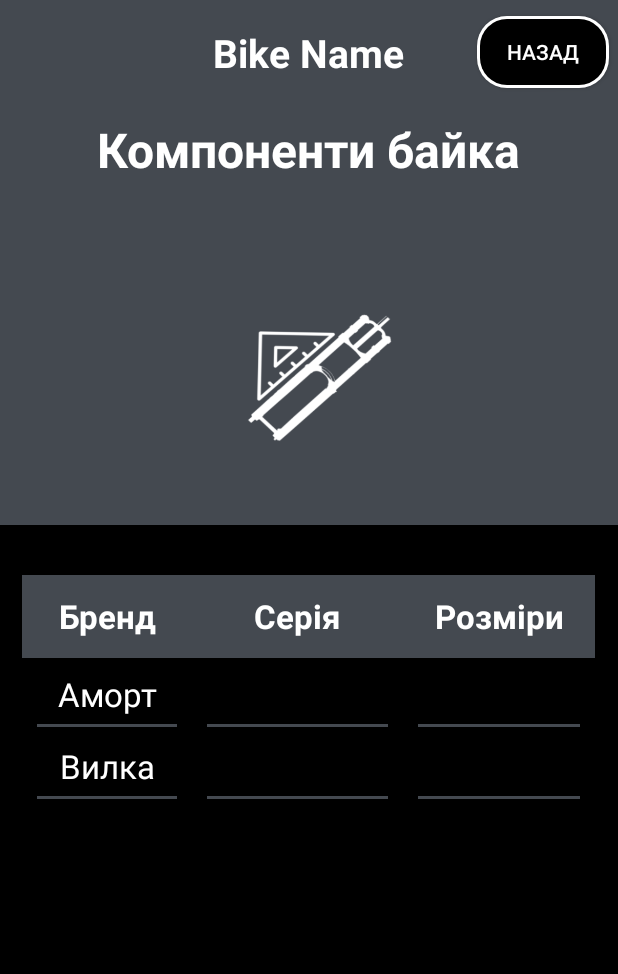
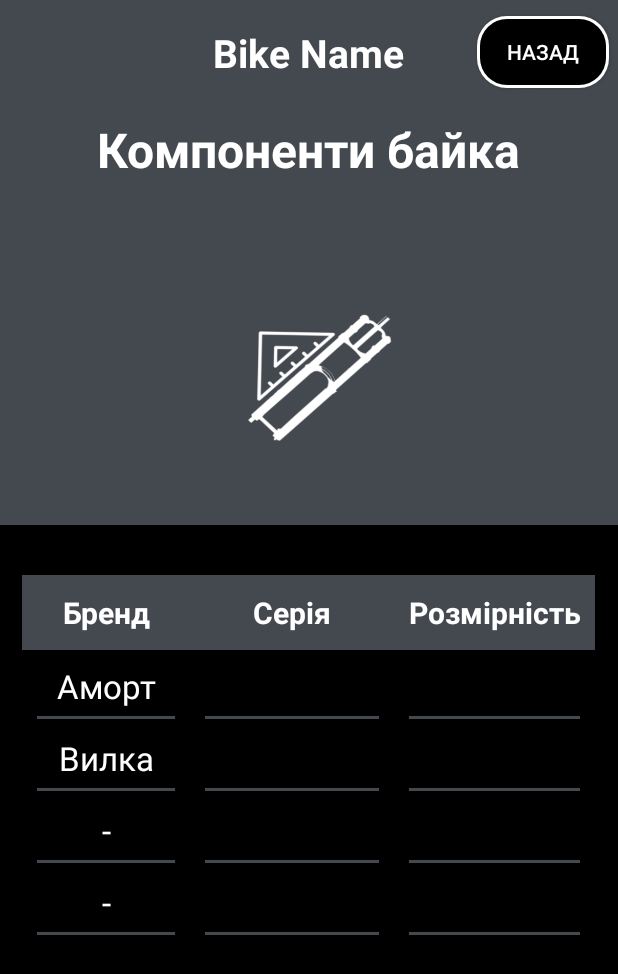
Before and after one commit to Georgesender/subproject, an Android app: the ActComponentsGeometry screen opened directly, with no data from a screen before it, on a phone screen of 412 x 824 dp. Shown: the top 974 px of the screen. Run offline under Robolectric (Android 15) with nearby library versions, the phone set to English and light mode, and no system bars; our stand-ins replace Room's generated code.

Commit message:
Покращені функції додавання даних у  ActComponentsGeometry.kt, додана кнопка для сетапів і трохи покращений дизайн в загальному

```diff
--- a/app/build.gradle.kts
+++ b/app/build.gradle.kts
@@ -42,7 +42,8 @@ android {
 }
 
 dependencies {
-    implementation(libs.androidx.room.runtime) // або актуальна версія
+    implementation(libs.androidx.room.runtime)
+    implementation(libs.androidx.cardview) // або актуальна версія
     //noinspection KaptUsageInsteadOfKsp
     kapt(libs.androidx.room.compiler)
     implementation (libs.androidx.constraintlayout.v214)
--- a/app/src/main/res/layout/di_textwriter.xml
+++ b/app/src/main/res/layout/di_textwriter.xml
@@ -18,7 +18,7 @@
         android:hint="@string/etc"
         android:importantForAutofill="no"
         android:inputType="text"
-        android:maxLength="15"
+        android:maxLength="12"
         android:textColor="@color/white"
         tools:ignore="HardcodedText,TouchTargetSizeCheck" />
 
@@ -28,7 +28,7 @@
         android:layout_width="wrap_content"
         android:layout_height="wrap_content"
         android:textColor="@color/white"
-        android:textSize="18sp"
+        android:textSize="14sp"
         android:layout_marginEnd="8dp" />
 
     <!-- Кнопка ОК -->
--- a/app/src/main/res/layout/inc_geometry_comp.xml
+++ b/app/src/main/res/layout/inc_geometry_comp.xml
@@ -7,7 +7,7 @@
     android:layout_width="185dp"
     android:layout_height="205dp">
     <TextView
-        android:background="@drawable/extra_shapes"
+        android:background="@drawable/extra_shapes_setups"
         android:layout_width="match_parent"
         android:layout_height="165dp"
         android:layout_marginBottom="40dp"
@@ -26,7 +26,7 @@
     <TextView
         android:layout_width="match_parent"
         android:layout_height="40dp"
-        android:background="@drawable/extra_shapesblk"
+        android:background="@drawable/extra_shapesblk_setup"
         android:paddingStart="8dp"
         android:paddingTop="5dp"
         android:text="@string/components_adjust"
--- a/app/src/main/res/layout/inc_geometry_frame.xml
+++ b/app/src/main/res/layout/inc_geometry_frame.xml
@@ -7,7 +7,7 @@
     android:layout_width="185dp"
     android:layout_height="205dp">
     <TextView
-        android:background="@drawable/extra_shapes"
+        android:background="@drawable/extra_shapes_setups"
         android:layout_width="match_parent"
         android:layout_height="165dp"
         android:layout_marginBottom="40dp"
@@ -26,7 +26,7 @@
     <TextView
         android:textSize="20sp"
         android:textColor="@color/white"
-        android:background="@drawable/extra_shapesblk"
+        android:background="@drawable/extra_shapesblk_setup"
         android:paddingTop="5dp"
         android:layout_width="match_parent"
         android:layout_height="40dp"
--- a/app/src/main/res/layout/kt_compgeomrty.xml
+++ b/app/src/main/res/layout/kt_compgeomrty.xml
@@ -113,49 +113,50 @@
                     app:rowCount="3">
 
                     <TextView
-                        android:layout_width="30dp"
-                        android:layout_height="55dp"
+                        android:layout_width="28dp"
+                        android:layout_height="50dp"
                         android:gravity="center"
                         android:background="@color/bike_grey_blue"
                         android:text="@string/Brand"
                         android:textColor="@color/white"
-                        android:textSize="22sp"
+                        android:textSize="20sp"
                         android:textStyle="bold"
                         app:layout_columnWeight="1" />
 
                     <TextView
                         android:layout_width="wrap_content"
-                        android:layout_height="55dp"
+                        android:layout_height="50dp"
                         android:gravity="center"
                         android:background="@color/bike_grey_blue"
                         android:text="@string/Series"
                         android:textColor="@color/white"
-                        android:textSize="22sp"
+                        android:textSize="20sp"
                         android:textStyle="bold"
                         app:layout_columnWeight="1" />
 
                     <TextView
-                        android:layout_width="45dp"
-                        android:layout_height="55dp"
+                        android:layout_width="50dp"
+                        android:layout_height="50dp"
+                        android:background="@color/bike_grey_blue"
                         android:gravity="center"
-                        android:text="@string/Sizes"
-                        android:background="@color/bike_grey_blue"
+                        android:text="@string/sizesis"
                         android:textColor="@color/white"
-                        android:textSize="22sp"
+                        android:textSize="20sp"
                         android:textStyle="bold"
-                        app:layout_columnWeight="1" />
+                        app:layout_columnWeight="1"
+                        tools:ignore="TextSizeCheck" />
 
                     <TextView
                         android:id="@+id/component1"
                         android:layout_width="0dp"
                         android:layout_height="48dp"
                         android:gravity="center"
-                        android:text="@string/Shock"
+                        android:hint="@string/Shock"
+                        android:textColorHint="@color/white"
                         android:background="@drawable/tb_start_bott_end"
                         android:textColor="@color/white"
                         android:textSize="22sp"
-                        app:layout_columnWeight="1"
-                        tools:ignore="RtlSymmetry,SpeakableTextPresentCheck,VisualLintTextFieldSize" />
+                        app:layout_columnWeight="1"/>
 
                     <TextView
                         android:id="@+id/series1"
@@ -165,8 +166,7 @@
                         android:textColor="@color/white"
                         android:background="@drawable/tb_start_bott_end"
                         android:textSize="22sp"
-                        app:layout_columnWeight="1"
-                        tools:ignore="SpeakableTextPresentCheck,VisualLintTextFieldSize" />
+                        app:layout_columnWeight="1"/>
 
                     <TextView
                         android:id="@+id/size1"
@@ -176,20 +176,19 @@
                         android:background="@drawable/tb_start_bott_end"
                         android:textColor="@color/white"
                         android:textSize="22sp"
-                        app:layout_columnWeight="1"
-                        tools:ignore="LabelFor,SpeakableTextPresentCheck,VisualLintTextFieldSize" />
+                        app:layout_columnWeight="1"/>
 
                     <TextView
                         android:id="@+id/component2"
                         android:layout_width="0dp"
                         android:layout_height="48dp"
                         android:gravity="center"
+                        android:hint="@string/Fork"
+                        android:textColorHint="@color/white"
                         android:background="@drawable/tb_start_bott_end"
-                        android:text="@string/Fork"
                         android:textColor="@color/white"
                         android:textSize="22sp"
-                        app:layout_columnWeight="1"
-                        tools:ignore="RtlSymmetry,SpeakableTextPresentCheck,VisualLintTextFieldSize" />
+                        app:layout_columnWeight="1"/>
 
                     <TextView
                         android:id="@+id/series2"
@@ -199,8 +198,7 @@
                         android:background="@drawable/tb_start_bott_end"
                         android:textColor="@color/white"
                         android:textSize="22sp"
-                        app:layout_columnWeight="1"
-                        tools:ignore="LabelFor,VisualLintTextFieldSize,SpeakableTextPresentCheck" />
+                        app:layout_columnWeight="1"/>
 
                     <TextView
                         android:id="@+id/size2"
@@ -210,8 +208,71 @@
                         android:background="@drawable/tb_start_bott_end"
                         android:textColor="@color/white"
                         android:textSize="22sp"
-                        app:layout_columnWeight="1"
-                        tools:ignore="LabelFor,SpeakableTextPresentCheck,VisualLintTextFieldSize" />
+                        app:layout_columnWeight="1" />
+                    <TextView
+                        android:id="@+id/component3"
+                        android:layout_width="0dp"
+                        android:layout_height="48dp"
+                        android:gravity="center"
+                        android:background="@drawable/tb_start_bott_end"
+                        android:textColor="@color/white"
+                        android:hint="@string/_1"
+                        android:textColorHint="@color/white"
+                        android:textSize="22sp"
+                        app:layout_columnWeight="1"/>
+
+                    <TextView
+                        android:id="@+id/series3"
+                        android:layout_width="0dp"
+                        android:layout_height="48dp"
+                        android:gravity="center"
+                        android:background="@drawable/tb_start_bott_end"
+                        android:textColor="@color/white"
+                        android:textSize="22sp"
+                        app:layout_columnWeight="1" />
+
+                    <TextView
+                        android:id="@+id/size3"
+                        android:layout_width="0dp"
+                        android:layout_height="48dp"
+                        android:gravity="center"
+                        android:background="@drawable/tb_start_bott_end"
+                        android:textColor="@color/white"
+                        android:textSize="22sp"
+                        app:layout_columnWeight="1"/>
+
+                    <TextView
+                        android:id="@+id/component4"
+                        android:layout_width="0dp"
+                        android:layout_height="48dp"
+                        android:gravity="center"
+                        android:hint="@string/_1"
+                        android:textColorHint="@color/white"
+                        android:background="@drawable/tb_start_bott_end"
+                        android:textColor="@color/white"
+                        android:textSize="22sp"
+                        app:layout_columnWeight="1"/>
+
+                    <TextView
+                        android:id="@+id/series4"
+                        android:layout_width="0dp"
+                        android:layout_height="48dp"
+                        android:gravity="center"
+                        android:textColor="@color/white"
+                        android:textSize="22sp"
+                        android:background="@drawable/tb_start_bott_end"
+                        app:layout_columnWeight="1"/>
+
+
+                    <TextView
+                        android:id="@+id/size4"
+                        android:layout_width="0dp"
+                        android:layout_height="48dp"
+                        android:gravity="center"
+                        android:background="@drawable/tb_start_bott_end"
+                        android:textColor="@color/white"
+                        android:textSize="22sp"
+                        app:layout_columnWeight="1"/>
 
 
                 </androidx.gridlayout.widget.GridLayout>
--- a/app/src/main/res/values/strings.xml
+++ b/app/src/main/res/values/strings.xml
@@ -1,5 +1,5 @@
 <resources>
-    <string name="app_name" translatable="false">sub</string>
+    <string name="app_name" translatable="false">Setup Bike</string>
     <string name="welcome" translatable="false">Вітальний екран</string>
     <string name="Add_bike" translatable="false">Додати байк</string>
     <string name="Save" translatable="false">Зберегти</string>
@@ -12,7 +12,7 @@
     <string name="_1">-</string>
     <string name="add_new_setup">+</string>
     <string name="etc">…</string>
-    <string name="bikes_geometry_stock">Стокова геометрія байка</string>
+    <string name="bikes_geometry_based">Базова геометрія байка</string>
     <string name="custom_settings">Кастомні налаштування</string>
     <string name="add">+</string>
     <string name="components_adjust">Компоненти байка</string>
@@ -57,12 +57,13 @@
     <string name="Bike_components">Компоненти байка</string>
     <string name="Brand">Бренд</string>
     <string name="Series">Серія</string>
-    <string name="Sizes">Розміри</string>
+    <string name="sizesis">Розмірність</string>
     <string name="size_format">%1$s x %2$s mm</string>
     <string name="Shock">Аморт</string>
     <string name="Fork">Вилка</string>
     <string name="size_with_mm">%1$s mm</string>
-
+    <string name="todo">TODO</string>
+    <string name="Setups">Сетапи</string>
 
 
 </resources>
--- a/gradle/libs.versions.toml
+++ b/gradle/libs.versions.toml
@@ -18,6 +18,7 @@ roomKtx = "2.6.1"
 appcompat = "1.7.0"
 constraintlayout = "2.2.0"
 roomRuntime = "2.6.1"
+cardview = "1.0.0"
 
 [libraries]
 androidx-constraintlayout-v214 = { module = "androidx.constraintlayout:constraintlayout", version.ref = "constraintlayoutVersion" }
@@ -44,6 +45,7 @@ firebase-crashlytics-buildtools = { group = "com.google.firebase", name = "fireb
 androidx-room-ktx = { group = "androidx.room", name = "room-ktx", version.ref = "roomKtx" }
 androidx-appcompat = { group = "androidx.appcompat", name = "appcompat", version.ref = "appcompat" }
 androidx-constraintlayout = { group = "androidx.constraintlayout", name = "constraintlayout", version.ref = "constraintlayout" }
+androidx-cardview = { group = "androidx.cardview", name = "cardview", version.ref = "cardview" }
 
 [plugins]
 android-application = { id = "com.android.application", version.ref = "agp" }
```
Also changed, not shown: app/src/main/java/com/example/sgb/ActComponentsGeometry.kt (+68 -18 lines), app/src/main/java/com/example/sgb/room/Entity.kt (+9 -3 lines), app/src/main/res/drawable/extra_shapes.xml (deleted, +0 -7 lines), app/src/main/res/drawable/extra_shapes_setups.xml (renamed from app/src/main/res/drawable/extra_shapesblk.xml, +4 -4 lines), app/src/main/res/drawable/extra_shapesblk_setup.xml (added, +10 -0 lines), app/src/main/res/layout/inc_setups_button.xml (added, +46 -0 lines), app/src/main/res/layout/kt_bikegarage_active.xml (+10 -23 lines), app/src/main/res/drawable/img_gee_setups.png (added).
